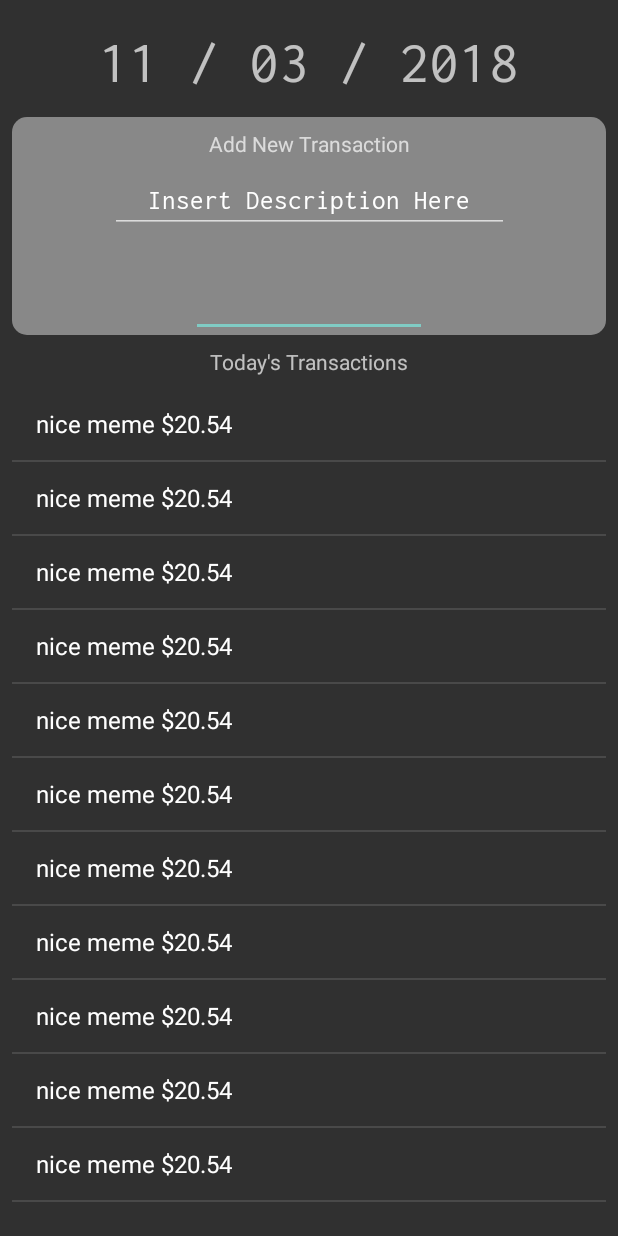
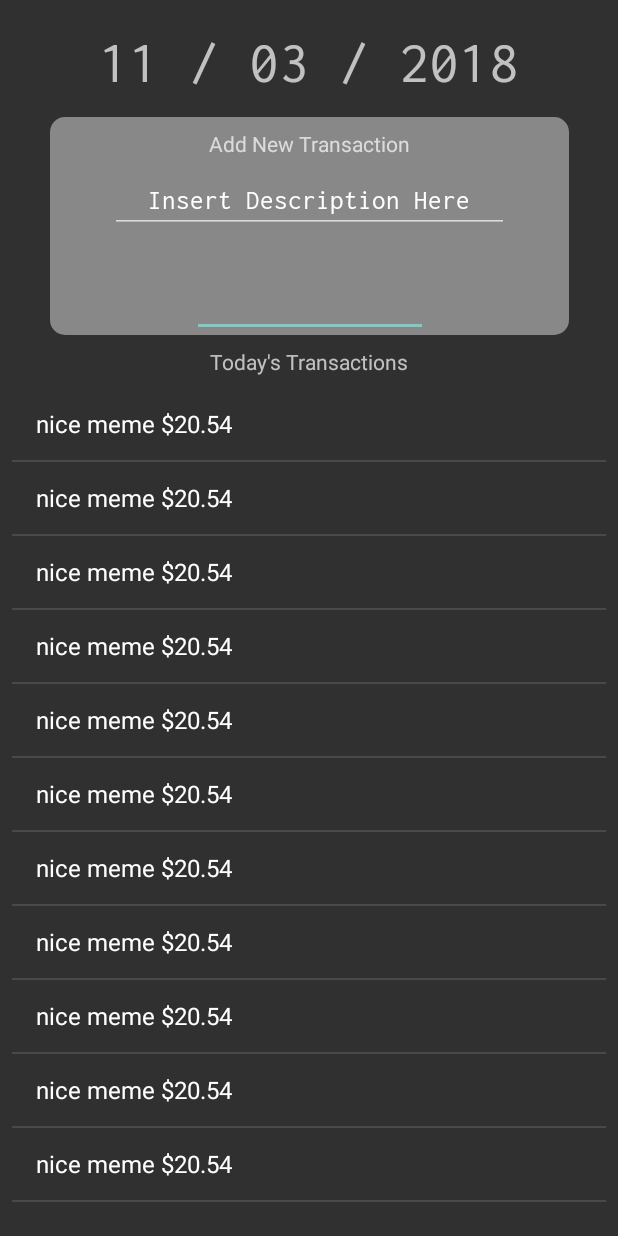
Before and after one commit to davidang6/LetsGetThisBread, an Android app: the screen it shows after launch (MainActivity), on a phone screen of 412 x 824 dp. Run offline under Robolectric (Android 15) with nearby library versions, the phone set to English and light mode, and no system bars.

Commit message:
Update as of 18:06 on 11/3/18

```diff
--- a/app/src/main/res/layout/fragment_main_screen.xml
+++ b/app/src/main/res/layout/fragment_main_screen.xml
@@ -22,7 +22,7 @@
 
     <android.support.constraint.ConstraintLayout
         android:id="@+id/constraintLayout"
-        android:layout_width="0dp"
+        android:layout_width="346dp"
         android:layout_height="145dp"
         android:layout_marginStart="8dp"
         android:layout_marginTop="12dp"
@@ -56,6 +56,7 @@
             android:layout_marginBottom="4dp"
             android:ems="10"
             android:inputType="numberDecimal"
+            android:textAlignment="center"
             android:textSize="40sp"
             app:layout_constraintBottom_toBottomOf="parent"
             app:layout_constraintEnd_toEndOf="parent"
```
